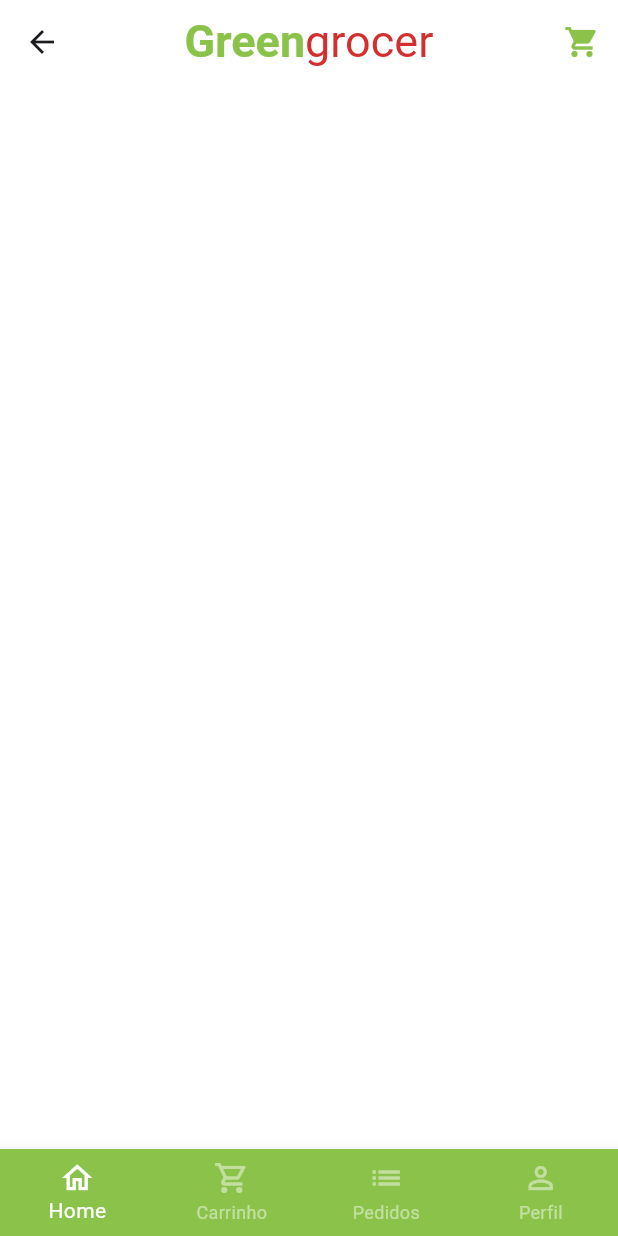
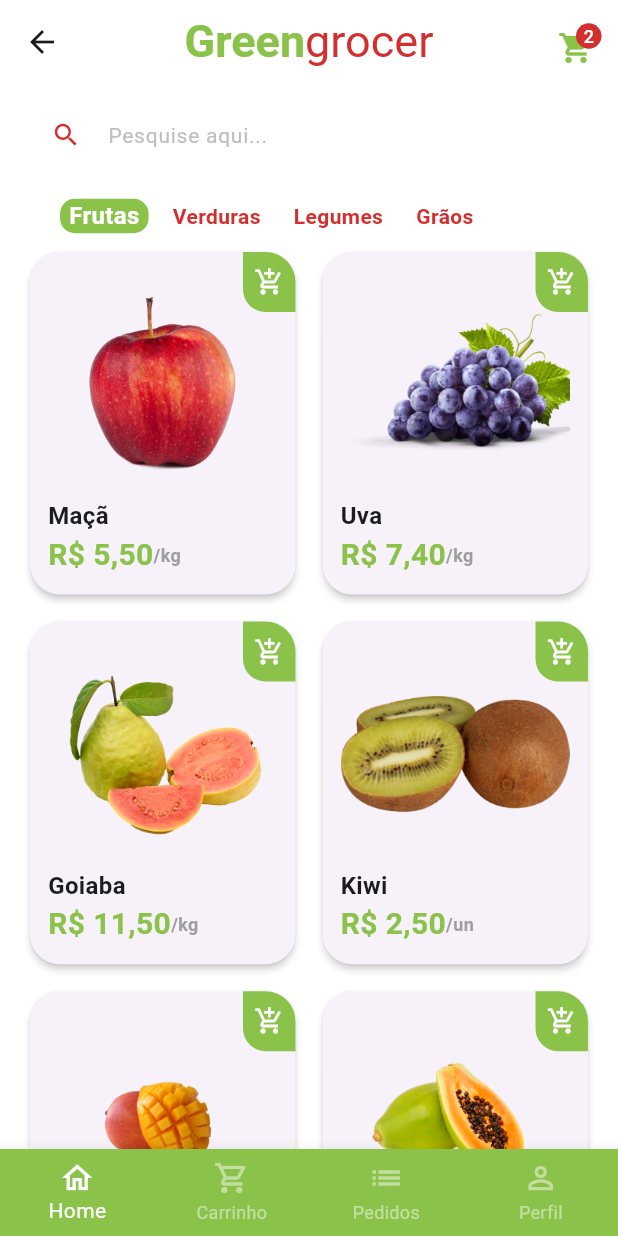
Before and after one commit to VanessaNRosa/quitanda_virtual, a Flutter app: the BaseScreen screen opened directly, on a phone screen of 412 x 824 dp. Run offline on Flutter 3.47's test engine with Material 3 defaults, Android fonts, the light colour scheme and no system bars; our stand-ins replace animated_text_kit, mask_text_input_formatter.

Commit message:
tela home - campo de pesquisa e item tiles

```diff
--- a/lib/main.dart
+++ b/lib/main.dart
@@ -1,5 +1,5 @@
 import 'package:flutter/material.dart';
-import 'package:quitanda_virtual/src/auth/sign_in_screen.dart';
+import 'package:quitanda_virtual/src/pages/auth/sign_in_screen.dart';
 
 void main() {
   runApp(const MyApp());
--- /dev/null
+++ b/lib/src/config/app_data.dart
@@ -0,0 +1,59 @@
+import 'package:quitanda_virtual/src/models/item_model.dart';
+
+ItemModel apple = ItemModel(
+  itemName: "Maçã",
+  image: 'assets/fruits/apple.png',
+  unit: "kg",
+  price: 5.5,
+  description: "A melhor maçã da região.",
+);
+
+ItemModel grape = ItemModel(
+  image: 'assets/fruits/grape.png',
+  itemName: 'Uva',
+  price: 7.4,
+  unit: 'kg',
+  description:
+      'A melhor uva da região e que conta com o melhor preço de qualquer quitanda. Este item conta com vitaminas essenciais para o fortalecimento corporal, resultando em uma vida saudável.',
+);
+
+ItemModel guava = ItemModel(
+  image: 'assets/fruits/guava.png',
+  itemName: 'Goiaba',
+  price: 11.5,
+  unit: 'kg',
+  description:
+      'A melhor goiaba da região e que conta com o melhor preço de qualquer quitanda. Este item conta com vitaminas essenciais para o fortalecimento corporal, resultando em uma vida saudável.',
+);
+
+ItemModel kiwi = ItemModel(
+  image: 'assets/fruits/kiwi.png',
+  itemName: 'Kiwi',
+  price: 2.5,
+  unit: 'un',
+  description:
+      'O melhor kiwi da região e que conta com o melhor preço de qualquer quitanda. Este item conta com vitaminas essenciais para o fortalecimento corporal, resultando em uma vida saudável.',
+);
+
+ItemModel mango = ItemModel(
+  image: 'assets/fruits/mango.png',
+  itemName: 'Manga',
+  price: 2.5,
+  unit: 'un',
+  description:
+      'A melhor manga da região e que conta com o melhor preço de qualquer quitanda. Este item conta com vitaminas essenciais para o fortalecimento corporal, resultando em uma vida saudável.',
+);
+
+ItemModel papaya = ItemModel(
+  image: 'assets/fruits/papaya.png',
+  itemName: 'Mamão papaya',
+  price: 8,
+  unit: 'kg',
+  description:
+      'O melhor mamão da região e que conta com o melhor preço de qualquer quitanda. Este item conta com vitaminas essenciais para o fortalecimento corporal, resultando em uma vida saudável.',
+);
+
+// Lista de produtos
+List<ItemModel> items = [apple, grape, guava, kiwi, mango, papaya];
+
+List<String> categories = ["Frutas", "Verduras", "Legumes", "Grãos"];
--- a/lib/src/home/home_tab.dart
+++ /dev/null
@@ -1,49 +0,0 @@
-import 'package:flutter/material.dart';
-import 'package:quitanda_virtual/src/config/custom_colors.dart';
-
-class HomeTab extends StatelessWidget {
-  const HomeTab({super.key});
-
-  @override
-  Widget build(BuildContext context) {
-    return Scaffold(
-
-      //App Bar
-      appBar: AppBar(
-        backgroundColor: Colors.transparent,
-        elevation: 0,
-        centerTitle: true,
-        title: Text.rich(
-          TextSpan(
-            children: [
-              TextSpan(
-                text: "Green",
-                style: TextStyle(
-                  color: CustomColors.customSwatchColor,
-                  fontSize: 30,
-                  fontWeight: FontWeight.bold
-                ),
-              ),
-              TextSpan(
-                text: "grocer",
-                style: TextStyle(
-                  color: CustomColors.customContrastColor,
-                  fontSize: 30,
-                ),
-              ),
-            ],
-          ),
-        ),
-        actions: [
-          IconButton(onPressed: (){
-
-          }, icon: Icon(Icons.shopping_cart, color: CustomColors.customSwatchColor,))
-        ],
-      ),
-
-      //Pesquisa
-      //Categorias
-      //Grid
-    );
-  }
-}
--- /dev/null
+++ b/lib/src/models/item_model.dart
@@ -0,0 +1,15 @@
+class ItemModel {
+  String itemName;
+  String image;
+  String unit;
+  double price;
+  String description;
+
+  ItemModel({
+    required this.itemName,
+    required this.image,
+    required this.unit,
+    required this.price,
+    required this.description,
+  });
+}
--- a/lib/src/auth/sign_in_screen.dart
+++ b/lib/src/pages/auth/sign_in_screen.dart
@@ -1,8 +1,8 @@
 import 'package:animated_text_kit/animated_text_kit.dart';
 import 'package:flutter/material.dart';
-import 'package:quitanda_virtual/src/auth/components/custom_text_field.dart';
-import 'package:quitanda_virtual/src/auth/sign_up_screen.dart';
-import 'package:quitanda_virtual/src/base/base_screen.dart';
+import 'package:quitanda_virtual/src/pages/auth/components/custom_text_field.dart';
+import 'package:quitanda_virtual/src/pages/auth/sign_up_screen.dart';
+import 'package:quitanda_virtual/src/pages/base/base_screen.dart';
 import 'package:quitanda_virtual/src/config/custom_colors.dart';
 
 class SignInScreen extends StatelessWidget {
--- a/lib/src/auth/sign_up_screen.dart
+++ b/lib/src/pages/auth/sign_up_screen.dart
@@ -1,7 +1,6 @@
 import 'package:flutter/material.dart';
-import 'package:flutter/services.dart';
 import 'package:mask_text_input_formatter/mask_text_input_formatter.dart';
-import 'package:quitanda_virtual/src/auth/components/custom_text_field.dart';
+import 'package:quitanda_virtual/src/pages/auth/components/custom_text_field.dart';
 import 'package:quitanda_virtual/src/config/custom_colors.dart';
 
 class SignUpScreen extends StatelessWidget {
--- a/lib/src/base/base_screen.dart
+++ b/lib/src/pages/base/base_screen.dart
@@ -1,6 +1,6 @@
 import 'package:flutter/material.dart';
 import 'package:quitanda_virtual/src/config/custom_colors.dart';
-import 'package:quitanda_virtual/src/home/home_tab.dart';
+import 'package:quitanda_virtual/src/pages/home/home_tab.dart';
 
 class BaseScreen extends StatefulWidget {
    const BaseScreen({super.key});
@@ -20,7 +20,7 @@ class _BaseScreenState extends State<BaseScreen> {
         physics: const NeverScrollableScrollPhysics(),
         controller: pageController,
         children: [
-          HomeTab(),
+          const HomeTab(),
           Container(color: Colors.amber,),
           Container(color: Colors.blue,),
           Container(color: Colors.purple,),
--- /dev/null
+++ b/lib/src/pages/home/components/category_tile.dart
@@ -0,0 +1,36 @@
+import 'package:flutter/material.dart';
+import 'package:quitanda_virtual/src/config/custom_colors.dart';
+
+class CategoryTile extends StatelessWidget {
+  const CategoryTile({
+    required this.category,
+    required this.isSelected,
+    required this.onPressed,
+    super.key});
+
+  final String category;
+  final bool isSelected;
+  final VoidCallback onPressed;
+
+  @override
+  Widget build(BuildContext context) {
+    return GestureDetector(
+      onTap: onPressed,
+      child: Align(
+        alignment: Alignment.center,
+        child: Container(
+          padding: EdgeInsets.symmetric(horizontal: 6),
+          decoration: BoxDecoration(
+            borderRadius: BorderRadius.circular(10),
+            color: isSelected ? CustomColors.customSwatchColor : Colors.transparent),
+          child: Text(category,
+          style: TextStyle(
+            color: isSelected ? Colors.white : CustomColors.customContrastColor,
+            fontWeight: FontWeight.bold,
+            fontSize: isSelected ? 16 : 14,
+          ),),
+        ),
+      ),
+    );
+  }
+}
--- /dev/null
+++ b/lib/src/pages/home/components/item_tile.dart
@@ -0,0 +1,74 @@
+import 'package:flutter/material.dart';
+import 'package:quitanda_virtual/src/config/custom_colors.dart';
+import 'package:quitanda_virtual/src/models/item_model.dart';
+import 'package:quitanda_virtual/src/services/utils_services.dart';
+
+class ItemTile extends StatelessWidget {
+  final ItemModel item;
+  ItemTile({required this.item, super.key});
+
+  final UtilsServices utilsServices = UtilsServices();
+
+  @override
+  Widget build(BuildContext context) {
+    return Stack(
+      children: [
+        Card(
+          elevation: 2,
+          shadowColor: Colors.grey.shade300,
+          shape: RoundedRectangleBorder(borderRadius: BorderRadius.circular(20)),
+          child: Padding(
+            padding: const EdgeInsets.all(12.0),
+            child: Column(
+              crossAxisAlignment: CrossAxisAlignment.stretch,
+              children: [
+                Expanded(child: Image.asset(item.image)),
+                Text(
+                  item.itemName,
+                  style: const TextStyle(fontSize: 16, fontWeight: FontWeight.bold),
+                ),
+                Row(
+                  children: [
+                    Text(
+                      utilsServices.priceToCurrency(item.price),
+                      style: TextStyle(
+                        fontSize: 20,
+                        fontWeight: FontWeight.bold,
+                        color: CustomColors.customSwatchColor,
+                      ),
+                    ),
+                    Text(
+                      "/${item.unit}",
+                      style: TextStyle(
+                        color: Colors.grey.shade500,
+                        fontSize: 12,
+                        fontWeight: FontWeight.bold,
+                      ),
+                    ),
+                  ],
+                ),
+              ],
+            ),
+          ),
+        ),
+      Positioned(
+        top: 4,
+        right: 4,
+        child: GestureDetector(
+          onTap: () => {},
+          child: Container(
+            decoration: BoxDecoration(
+              color: CustomColors.customSwatchColor,
+              borderRadius: const BorderRadius.only(
+                bottomLeft: Radius.circular(15),
+                topRight: Radius.circular(20))
+            ),
+          height: 40,
+          width: 35,
+          child: const Icon(Icons.add_shopping_cart_outlined, color: Colors.white, size: 20),
+                ),
+        ))
+      ],
+    );
+  }
+}
--- /dev/null
+++ b/lib/src/pages/home/home_tab.dart
@@ -0,0 +1,141 @@
+import 'package:flutter/material.dart';
+import 'package:quitanda_virtual/src/config/custom_colors.dart';
+import 'package:quitanda_virtual/src/pages/home/components/category_tile.dart';
+import 'package:quitanda_virtual/src/config/app_data.dart' as app_data;
+import 'package:quitanda_virtual/src/pages/home/components/item_tile.dart';
+
+class HomeTab extends StatefulWidget {
+  const HomeTab({super.key});
+
+  @override
+  State<HomeTab> createState() => _HomeTabState();
+}
+
+class _HomeTabState extends State<HomeTab> {
+  String selectedCategory = "Frutas";
+
+  @override
+  Widget build(BuildContext context) {
+    return SafeArea(
+      child: Scaffold(
+        //App Bar
+        appBar: AppBar(
+          backgroundColor: Colors.transparent,
+          elevation: 0,
+          centerTitle: true,
+          title: Text.rich(
+            TextSpan(
+              children: [
+                TextSpan(
+                  text: "Green",
+                  style: TextStyle(
+                    color: CustomColors.customSwatchColor,
+                    fontSize: 30,
+                    fontWeight: FontWeight.bold,
+                  ),
+                ),
+                TextSpan(
+                  text: "grocer",
+                  style: TextStyle(
+                    color: CustomColors.customContrastColor,
+                    fontSize: 30,
+                  ),
+                ),
+              ],
+            ),
+          ),
+          actions: [
+            Padding(
+              padding: const EdgeInsets.only(top: 8, right: 16),
+              child: GestureDetector(
+                onTap: () {},
+                child: Badge(
+                  backgroundColor: CustomColors.customContrastColor,
+                  label: Text(
+                    '2',
+                    style: TextStyle(color: Colors.white, fontSize: 12),
+                  ),
+
+                  child: Icon(
+                    Icons.shopping_cart,
+                    color: CustomColors.customSwatchColor,
+                  ),
+                ),
+              ),
+            ),
+          ],
+        ),
+
+        //Pesquisa
+        body: Column(
+          children: [
+            Padding(
+              padding: const EdgeInsets.symmetric(horizontal: 20, vertical: 10),
+              child: TextFormField(
+                decoration: InputDecoration(
+                  filled: true,
+                  fillColor: Colors.white,
+                  isDense: true,
+                  hintText: "Pesquise aqui...",
+                  hintStyle: TextStyle(
+                    color: Colors.grey.shade400,
+                    fontSize: 14,
+                  ),
+                  prefixIcon: Icon(
+                    Icons.search,
+                    color: CustomColors.customContrastColor,
+                    size: 20,
+                  ),
+                  border: OutlineInputBorder(
+                    borderRadius: BorderRadius.circular(60),
+                    borderSide: const BorderSide(
+                      width: 0,
+                      style: BorderStyle.none,
+                    ),
+                  ),
+                ),
+              ),
+            ),
+            //Categorias
+            Container(
+              padding: EdgeInsets.only(left: 40),
+              height: 40,
+              child: ListView.separated(
+                scrollDirection: Axis.horizontal,
+                itemBuilder: (_, index) => CategoryTile(
+                  onPressed: () {
+                    setState(() {
+                      selectedCategory = app_data.categories[index];
+                    });
+                  },
+                  category: app_data.categories[index],
+                  isSelected: app_data.categories[index] == selectedCategory,
+                ),
+                separatorBuilder: (_, index) => const SizedBox(width: 10),
+                itemCount: app_data.categories.length,
+              ),
+            ),
+
+            //Grid
+            Expanded(
+              child: GridView.builder(
+                padding: const EdgeInsets.fromLTRB(16, 0, 16, 16),
+                physics: const BouncingScrollPhysics(),
+                gridDelegate: const SliverGridDelegateWithFixedCrossAxisCount(
+                  crossAxisCount: 2,
+                  mainAxisSpacing: 10,
+                  crossAxisSpacing: 10,
+                  childAspectRatio: 9 / 11.5,
+                ),
+                itemCount: app_data.items.length,
+                itemBuilder: (_, index) {
+                  return ItemTile(item: app_data.items[index]);
+                },
+              ),
+            ),
+          ],
+        ),
+      ),
+    );
+  }
+}
--- /dev/null
+++ b/lib/src/services/utils_services.dart
@@ -0,0 +1,9 @@
+import 'package:intl/intl.dart';
+
+class UtilsServices {
+  String priceToCurrency(double price){
+    NumberFormat numberFormat = NumberFormat.simpleCurrency(
+      locale: "pt_BR");
+      return numberFormat.format(price);
+  }
+}
--- a/pubspec.yaml
+++ b/pubspec.yaml
@@ -36,6 +36,7 @@ dependencies:
   cupertino_icons: ^1.0.8
   animated_text_kit: ^4.2.3
   mask_text_input_formatter: ^2.9.0
+  intl: ^0.20.2
 
 dev_dependencies:
   flutter_test:
@@ -60,8 +61,8 @@ flutter:
   uses-material-design: true
 
   # To add assets to your application, add an assets section, like this:
-  # assets:
-  #   - images/a_dot_burr.jpeg
+  assets:
+    - assets/fruits/
   #   - images/a_dot_ham.jpeg
 
   # An image asset can refer to one or more resolution-specific "variants", see
```
Also changed, not shown: assets/fruits/apple.png (added), assets/fruits/grape.png (added), assets/fruits/guava.png (added), assets/fruits/kiwi.png (added), assets/fruits/mango.png (added), assets/fruits/papaya.png (added), lib/src/pages/auth/components/custom_text_field.dart (renamed from lib/src/auth/components/custom_text_field.dart), pubspec.lock.
